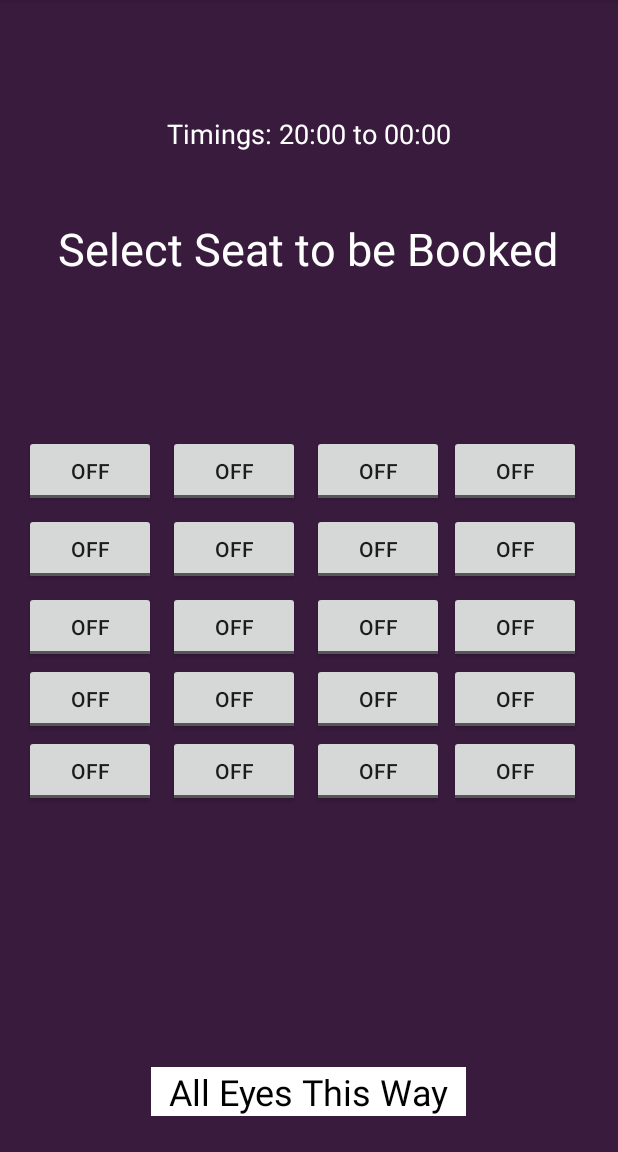
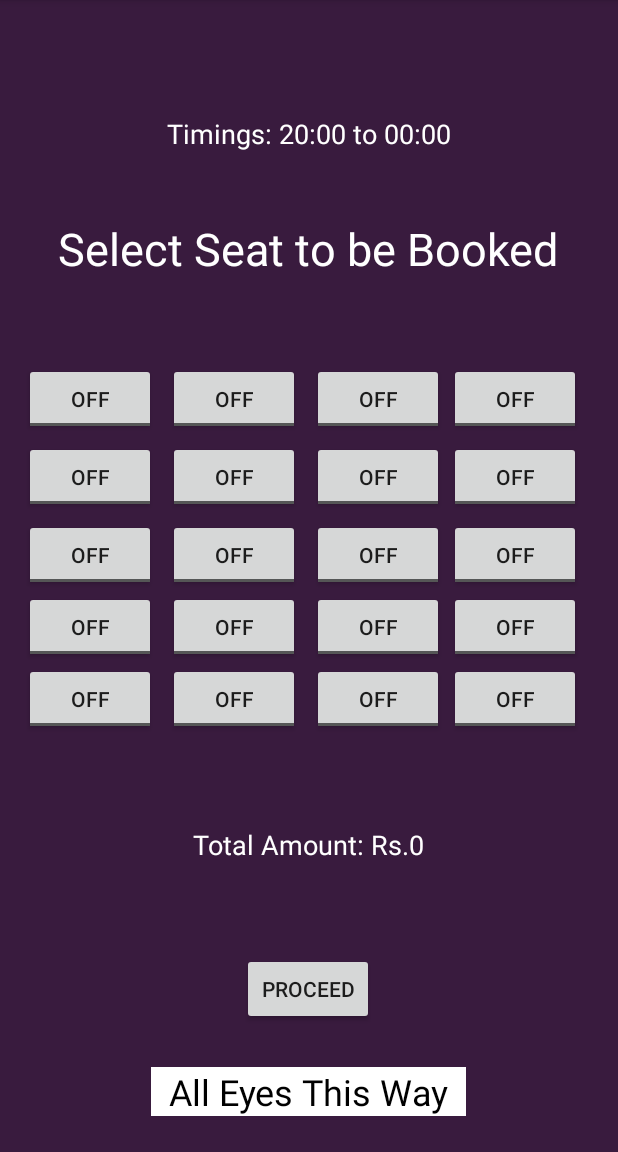
Before and after one commit to namitgpta/cinema-booking-system, an Android app: the Seat_selection screen opened directly, with no data from a screen before it, on a phone screen of 412 x 824 dp, the part 84-1236 px from its top. Run offline under Robolectric (Android 15) with nearby library versions, the phone set to English and light mode, and no system bars; Roboto replaces fonts that are not available here; 2 statements that could not run were skipped.

Commit message:
cinema dbms 29 Oct 2020_2

```diff
--- a/app/src/main/AndroidManifest.xml
+++ b/app/src/main/AndroidManifest.xml
@@ -12,7 +12,8 @@
         android:roundIcon="@drawable/cinema_ico_round"
         android:supportsRtl="true"
         android:theme="@style/AppTheme">
-        <activity android:name=".Seat_selection"></activity>
+        <activity android:name=".decide_snacks"></activity>
+        <activity android:name=".Seat_selection" />
         <activity android:name=".book" />
         <activity android:name=".InsideBody" />
         <activity android:name=".LogIn" />
--- a/app/src/main/java/com/namit/cinemabookingsystem/Seat_selection.java
+++ b/app/src/main/java/com/namit/cinemabookingsystem/Seat_selection.java
@@ -1,8 +1,11 @@
 package com.namit.cinemabookingsystem;
 
+import android.content.Intent;
 import android.database.Cursor;
 import android.database.sqlite.SQLiteDatabase;
 import android.os.Bundle;
+import android.view.View;
+import android.widget.Button;
 import android.widget.TextView;
 
 import androidx.appcompat.app.AppCompatActivity;
@@ -11,8 +14,9 @@ public class Seat_selection extends AppCompatActivity {
     public int screening_id;
     public SQLiteDatabase myDb;
     public Cursor c2;
-    private TextView seatSelection_heading;
-
+    private TextView seatSelection_heading, total_amount, seatSelection_timings;
+    private Button proceed;
+    public int amount=0;
 
     @Override
     protected void onCreate(Bundle savedInstanceState) {
@@ -25,7 +29,12 @@ public class Seat_selection extends AppCompatActivity {
         String heading_text=c2.getString(5)+": "+c2.getString(6);
         seatSelection_heading.setText(heading_text);
 
-
+        proceed=findViewById(R.id.proceed_seat_selection);
+        total_amount=findViewById(R.id.amount_seat_selection);
+        seatSelection_timings=findViewById(R.id.timings_seat_selection);
+        amount=c2.getInt(7);
+        String amount_str="Total Amount: Rs."+amount;
+        total_amount.setText(amount_str);
 
 
 
@@ -42,10 +51,16 @@ public class Seat_selection extends AppCompatActivity {
                 screening_id=Integer.parseInt(id_str);
             }
         }
-        c2=myDb.rawQuery("select room_id, start_time, film_id, seats_full, r.total_seats, r.name, f.full_name from screenings \n" +
+        c2=myDb.rawQuery("select room_id, start_time, film_id, seats_full, r.total_seats, r.name, f.full_name, ma.price from screenings \n" +
                 "join rooms r on screenings._id = r._id\n" +
                 "join films f on f._id = screenings.film_id\n" +
-                "where screenings._id=?;", new String[]{String.valueOf(screening_id)});
+                "join movies_ads ma on screenings._id = ma.screening_id where screenings._id=?;", new String[]{String.valueOf(screening_id)});
+    }
+
+    public void seat_to_decideSnacks_intent_change(View view) {
+        Intent intent=new Intent(Seat_selection.this, decide_snacks.class);
+        intent.putExtra("total_amount", amount);
+        startActivity(intent);
     }
 
     @Override
--- a/app/src/main/res/layout/activity_seat_selection.xml
+++ b/app/src/main/res/layout/activity_seat_selection.xml
@@ -6,170 +6,6 @@
     android:layout_height="match_parent"
     android:background="@color/back_temp"
     tools:context=".Seat_selection">
-
-    <ToggleButton
-        android:id="@+id/toggleButton20"
-        android:layout_width="wrap_content"
-        android:layout_height="wrap_content"
-        android:layout_marginTop="304dp"
-        android:text="ToggleButton"
-        app:layout_constraintEnd_toEndOf="parent"
-        app:layout_constraintHorizontal_bias="0.111"
-        app:layout_constraintStart_toEndOf="@+id/toggleButton3"
-        app:layout_constraintTop_toBottomOf="@+id/select_seat" />
-
-    <ToggleButton
-        android:id="@+id/toggleButton18"
-        android:layout_width="wrap_content"
-        android:layout_height="wrap_content"
-        android:layout_marginStart="8dp"
-        android:layout_marginTop="304dp"
-        android:text="ToggleButton"
-        app:layout_constraintStart_toEndOf="@+id/toggleButton1"
-        app:layout_constraintTop_toBottomOf="@+id/select_seat" />
-
-    <ToggleButton
-        android:id="@+id/toggleButton19"
-        android:layout_width="wrap_content"
-        android:layout_height="wrap_content"
-        android:layout_marginStart="8dp"
-        android:layout_marginTop="304dp"
-        android:text="ToggleButton"
-        app:layout_constraintStart_toEndOf="@+id/toggleButton"
-        app:layout_constraintTop_toBottomOf="@+id/select_seat" />
-
-    <ToggleButton
-        android:id="@+id/toggleButton17"
-        android:layout_width="wrap_content"
-        android:layout_height="wrap_content"
-        android:layout_marginStart="16dp"
-        android:layout_marginTop="304dp"
-        android:text="@string/togglebutton"
-        app:layout_constraintStart_toStartOf="parent"
-        app:layout_constraintTop_toBottomOf="@+id/select_seat" />
-
-    <ToggleButton
-        android:id="@+id/toggleButton16"
-        android:layout_width="wrap_content"
-        android:layout_height="wrap_content"
-        android:layout_marginTop="256dp"
-        android:text="ToggleButton"
-        app:layout_constraintEnd_toEndOf="parent"
-        app:layout_constraintHorizontal_bias="0.111"
-        app:layout_constraintStart_toEndOf="@+id/toggleButton3"
-        app:layout_constraintTop_toBottomOf="@+id/select_seat" />
-
-    <ToggleButton
-        android:id="@+id/toggleButton13"
-        android:layout_width="wrap_content"
-        android:layout_height="wrap_content"
-        android:layout_marginStart="16dp"
-        android:layout_marginTop="256dp"
-        android:text="@string/togglebutton"
-        app:layout_constraintStart_toStartOf="parent"
-        app:layout_constraintTop_toBottomOf="@+id/select_seat" />
-
-    <ToggleButton
-        android:id="@+id/toggleButton14"
-        android:layout_width="wrap_content"
-        android:layout_height="wrap_content"
-        android:layout_marginStart="8dp"
-        android:layout_marginTop="256dp"
-        android:text="ToggleButton"
-        app:layout_constraintStart_toEndOf="@+id/toggleButton1"
-        app:layout_constraintTop_toBottomOf="@+id/select_seat" />
-
-    <ToggleButton
-        android:id="@+id/toggleButton15"
-        android:layout_width="wrap_content"
-        android:layout_height="wrap_content"
-        android:layout_marginStart="8dp"
-        android:layout_marginTop="256dp"
-        android:text="ToggleButton"
-        app:layout_constraintStart_toEndOf="@+id/toggleButton"
-        app:layout_constraintTop_toBottomOf="@+id/select_seat" />
-
-    <ToggleButton
-        android:id="@+id/toggleButton9"
-        android:layout_width="wrap_content"
-        android:layout_height="wrap_content"
-        android:layout_marginStart="16dp"
-        android:layout_marginTop="208dp"
-        android:text="@string/togglebutton"
-        app:layout_constraintStart_toStartOf="parent"
-        app:layout_constraintTop_toBottomOf="@+id/select_seat" />
-
-    <ToggleButton
-        android:id="@+id/toggleButton11"
-        android:layout_width="wrap_content"
-        android:layout_height="wrap_content"
-        android:layout_marginStart="8dp"
-        android:layout_marginTop="208dp"
-        android:text="ToggleButton"
-        app:layout_constraintStart_toEndOf="@+id/toggleButton"
-        app:layout_constraintTop_toBottomOf="@+id/select_seat" />
-
-    <ToggleButton
-        android:id="@+id/toggleButton12"
-        android:layout_width="wrap_content"
-        android:layout_height="wrap_content"
-        android:layout_marginTop="208dp"
-        android:text="ToggleButton"
-        app:layout_constraintEnd_toEndOf="parent"
-        app:layout_constraintHorizontal_bias="0.111"
-        app:layout_constraintStart_toEndOf="@+id/toggleButton3"
-        app:layout_constraintTop_toBottomOf="@+id/select_seat" />
-
-    <ToggleButton
-        android:id="@+id/toggleButton10"
-        android:layout_width="wrap_content"
-        android:layout_height="wrap_content"
-        android:layout_marginStart="8dp"
-        android:layout_marginTop="208dp"
-        android:text="ToggleButton"
-        app:layout_constraintStart_toEndOf="@+id/toggleButton1"
-        app:layout_constraintTop_toBottomOf="@+id/select_seat" />
-
-    <ToggleButton
-        android:id="@+id/toggleButton5"
-        android:layout_width="wrap_content"
-        android:layout_height="wrap_content"
-        android:layout_marginStart="16dp"
-        android:layout_marginTop="156dp"
-        android:text="@string/togglebutton"
-        app:layout_constraintStart_toStartOf="parent"
-        app:layout_constraintTop_toBottomOf="@+id/select_seat" />
-
-    <ToggleButton
-        android:id="@+id/toggleButton6"
-        android:layout_width="wrap_content"
-        android:layout_height="wrap_content"
-        android:layout_marginStart="8dp"
-        android:layout_marginTop="156dp"
-        android:text="ToggleButton"
-        app:layout_constraintStart_toEndOf="@+id/toggleButton1"
-        app:layout_constraintTop_toBottomOf="@+id/select_seat" />
-
-    <ToggleButton
-        android:id="@+id/toggleButton8"
-        android:layout_width="wrap_content"
-        android:layout_height="wrap_content"
-        android:layout_marginTop="156dp"
-        android:text="ToggleButton"
-        app:layout_constraintEnd_toEndOf="parent"
-        app:layout_constraintHorizontal_bias="0.111"
-        app:layout_constraintStart_toEndOf="@+id/toggleButton3"
-        app:layout_constraintTop_toBottomOf="@+id/select_seat" />
-
-    <ToggleButton
-        android:id="@+id/toggleButton7"
-        android:layout_width="wrap_content"
-        android:layout_height="wrap_content"
-        android:layout_marginStart="8dp"
-        android:layout_marginTop="156dp"
-        android:text="ToggleButton"
-        app:layout_constraintStart_toEndOf="@+id/toggleButton"
-        app:layout_constraintTop_toBottomOf="@+id/select_seat" />
 
     <TextView
         android:id="@+id/seat_selection_heading"
@@ -216,19 +52,112 @@
         android:layout_width="wrap_content"
         android:layout_height="wrap_content"
         android:layout_marginStart="16dp"
-        android:layout_marginTop="104dp"
+        android:layout_marginTop="56dp"
         android:text="@string/togglebutton"
         app:layout_constraintStart_toStartOf="parent"
         app:layout_constraintTop_toBottomOf="@+id/select_seat" />
 
     <ToggleButton
-        android:id="@+id/toggleButton"
+        android:id="@+id/toggleButton16"
+        android:layout_width="wrap_content"
+        android:layout_height="wrap_content"
+        android:layout_marginTop="208dp"
+        android:text="ToggleButton"
+        app:layout_constraintEnd_toEndOf="parent"
+        app:layout_constraintHorizontal_bias="0.111"
+        app:layout_constraintStart_toEndOf="@+id/toggleButton3"
+        app:layout_constraintTop_toBottomOf="@+id/select_seat" />
+
+    <ToggleButton
+        android:id="@+id/toggleButton8"
+        android:layout_width="wrap_content"
+        android:layout_height="wrap_content"
+        android:layout_marginTop="108dp"
+        android:text="ToggleButton"
+        app:layout_constraintEnd_toEndOf="parent"
+        app:layout_constraintHorizontal_bias="0.111"
+        app:layout_constraintStart_toEndOf="@+id/toggleButton3"
+        app:layout_constraintTop_toBottomOf="@+id/select_seat" />
+
+    <ToggleButton
+        android:id="@+id/toggleButton20"
+        android:layout_width="wrap_content"
+        android:layout_height="wrap_content"
+        android:layout_marginTop="256dp"
+        android:text="ToggleButton"
+        app:layout_constraintEnd_toEndOf="parent"
+        app:layout_constraintHorizontal_bias="0.111"
+        app:layout_constraintStart_toEndOf="@+id/toggleButton3"
+        app:layout_constraintTop_toBottomOf="@+id/select_seat" />
+
+    <ToggleButton
+        android:id="@+id/toggleButton5"
+        android:layout_width="wrap_content"
+        android:layout_height="wrap_content"
+        android:layout_marginStart="16dp"
+        android:layout_marginTop="108dp"
+        android:text="@string/togglebutton"
+        app:layout_constraintStart_toStartOf="parent"
+        app:layout_constraintTop_toBottomOf="@+id/select_seat" />
+
+    <ToggleButton
+        android:id="@+id/toggleButton18"
         android:layout_width="wrap_content"
         android:layout_height="wrap_content"
         android:layout_marginStart="8dp"
-        android:layout_marginTop="104dp"
+        android:layout_marginTop="256dp"
         android:text="ToggleButton"
         app:layout_constraintStart_toEndOf="@+id/toggleButton1"
+        app:layout_constraintTop_toBottomOf="@+id/select_seat" />
+
+    <ToggleButton
+        android:id="@+id/toggleButton10"
+        android:layout_width="wrap_content"
+        android:layout_height="wrap_content"
+        android:layout_marginStart="8dp"
+        android:layout_marginTop="160dp"
+        android:text="ToggleButton"
+        app:layout_constraintStart_toEndOf="@+id/toggleButton1"
+        app:layout_constraintTop_toBottomOf="@+id/select_seat" />
+
+    <ToggleButton
+        android:id="@+id/toggleButton15"
+        android:layout_width="wrap_content"
+        android:layout_height="wrap_content"
+        android:layout_marginStart="8dp"
+        android:layout_marginTop="208dp"
+        android:text="ToggleButton"
+        app:layout_constraintStart_toEndOf="@+id/toggleButton"
+        app:layout_constraintTop_toBottomOf="@+id/select_seat" />
+
+    <ToggleButton
+        android:id="@+id/toggleButton7"
+        android:layout_width="wrap_content"
+        android:layout_height="wrap_content"
+        android:layout_marginStart="8dp"
+        android:layout_marginTop="108dp"
+        android:text="ToggleButton"
+        app:layout_constraintStart_toEndOf="@+id/toggleButton"
+        app:layout_constraintTop_toBottomOf="@+id/select_seat" />
+
+    <ToggleButton
+        android:id="@+id/toggleButton13"
+        android:layout_width="wrap_content"
+        android:layout_height="wrap_content"
+        android:layout_marginStart="16dp"
+        android:layout_marginTop="208dp"
+        android:text="@string/togglebutton"
+        app:layout_constraintStart_toStartOf="parent"
+        app:layout_constraintTop_toBottomOf="@+id/select_seat" />
+
+    <ToggleButton
+        android:id="@+id/toggleButton11"
+        android:layout_width="wrap_content"
+        android:layout_height="wrap_content"
+        android:layout_marginStart="8dp"
+        android:layout_marginTop="160dp"
+        android:text="ToggleButton"
+        app:layout_constraintStart_toEndOf="@+id/toggleButton"
         app:layout_constraintTop_toBottomOf="@+id/select_seat" />
 
     <ToggleButton
@@ -236,7 +165,7 @@
         android:layout_width="wrap_content"
         android:layout_height="wrap_content"
         android:layout_marginStart="8dp"
-        android:layout_marginTop="104dp"
+        android:layout_marginTop="56dp"
         android:text="ToggleButton"
         app:layout_constraintStart_toEndOf="@+id/toggleButton"
         app:layout_constraintTop_toBottomOf="@+id/select_seat" />
@@ -245,11 +174,82 @@
         android:id="@+id/toggleButton4"
         android:layout_width="wrap_content"
         android:layout_height="wrap_content"
-        android:layout_marginTop="104dp"
+        android:layout_marginTop="56dp"
         android:text="ToggleButton"
         app:layout_constraintEnd_toEndOf="parent"
         app:layout_constraintHorizontal_bias="0.111"
         app:layout_constraintStart_toEndOf="@+id/toggleButton3"
+        app:layout_constraintTop_toBottomOf="@+id/select_seat" />
+
+    <ToggleButton
+        android:id="@+id/toggleButton14"
+        android:layout_width="wrap_content"
+        android:layout_height="wrap_content"
+        android:layout_marginStart="8dp"
+        android:layout_marginTop="208dp"
+        android:text="ToggleButton"
+        app:layout_constraintStart_toEndOf="@+id/toggleButton1"
+        app:layout_constraintTop_toBottomOf="@+id/select_seat" />
+
+    <ToggleButton
+        android:id="@+id/toggleButton17"
+        android:layout_width="wrap_content"
+        android:layout_height="wrap_content"
+        android:layout_marginStart="16dp"
+        android:layout_marginTop="256dp"
+        android:text="@string/togglebutton"
+        app:layout_constraintStart_toStartOf="parent"
+        app:layout_constraintTop_toBottomOf="@+id/select_seat" />
+
+    <ToggleButton
+        android:id="@+id/toggleButton12"
+        android:layout_width="wrap_content"
+        android:layout_height="wrap_content"
+        android:layout_marginTop="160dp"
+        android:text="ToggleButton"
+        app:layout_constraintEnd_toEndOf="parent"
+        app:layout_constraintHorizontal_bias="0.111"
+        app:layout_constraintStart_toEndOf="@+id/toggleButton3"
+        app:layout_constraintTop_toBottomOf="@+id/select_seat" />
+
+    <ToggleButton
+        android:id="@+id/toggleButton9"
+        android:layout_width="wrap_content"
+        android:layout_height="wrap_content"
+        android:layout_marginStart="16dp"
+        android:layout_marginTop="160dp"
+        android:text="@string/togglebutton"
+        app:layout_constraintStart_toStartOf="parent"
+        app:layout_constraintTop_toBottomOf="@+id/select_seat" />
+
+    <ToggleButton
+        android:id="@+id/toggleButton19"
+        android:layout_width="wrap_content"
+        android:layout_height="wrap_content"
+        android:layout_marginStart="8dp"
+        android:layout_marginTop="256dp"
+        android:text="ToggleButton"
+        app:layout_constraintStart_toEndOf="@+id/toggleButton"
+        app:layout_constraintTop_toBottomOf="@+id/select_seat" />
+
+    <ToggleButton
+        android:id="@+id/toggleButton6"
+        android:layout_width="wrap_content"
+        android:layout_height="wrap_content"
+        android:layout_marginStart="8dp"
+        android:layout_marginTop="108dp"
+        android:text="ToggleButton"
+        app:layout_constraintStart_toEndOf="@+id/toggleButton1"
+        app:layout_constraintTop_toBottomOf="@+id/select_seat" />
+
+    <ToggleButton
+        android:id="@+id/toggleButton"
+        android:layout_width="wrap_content"
+        android:layout_height="wrap_content"
+        android:layout_marginStart="8dp"
+        android:layout_marginTop="56dp"
+        android:text="ToggleButton"
+        app:layout_constraintStart_toEndOf="@+id/toggleButton1"
         app:layout_constraintTop_toBottomOf="@+id/select_seat" />
 
     <TextView
@@ -267,4 +267,29 @@
         app:layout_constraintHorizontal_bias="0.498"
         app:layout_constraintStart_toStartOf="parent" />
 
+    <Button
+        android:id="@+id/proceed_seat_selection"
+        android:layout_width="wrap_content"
+        android:layout_height="wrap_content"
+        android:layout_marginBottom="28dp"
+        android:text="@string/proceed"
+        app:layout_constraintBottom_toTopOf="@+id/textView"
+        app:layout_constraintEnd_toEndOf="parent"
+        app:layout_constraintHorizontal_bias="0.498"
+        app:layout_constraintStart_toStartOf="parent"
+        android:onClick="seat_to_decideSnacks_intent_change"/>
+
+    <TextView
+        android:id="@+id/amount_seat_selection"
+        android:layout_width="wrap_content"
+        android:layout_height="wrap_content"
+        android:layout_marginBottom="60dp"
+        android:text="@string/total_amount_rs_300"
+        android:textColor="#FFFFFF"
+        android:textSize="18sp"
+        app:layout_constraintBottom_toTopOf="@+id/proceed_seat_selection"
+        app:layout_constraintEnd_toEndOf="parent"
+        app:layout_constraintHorizontal_bias="0.498"
+        app:layout_constraintStart_toStartOf="parent" />
+
 </androidx.constraintlayout.widget.ConstraintLayout>
--- a/app/src/main/res/values/strings.xml
+++ b/app/src/main/res/values/strings.xml
@@ -44,4 +44,9 @@
     <string name="select_seat_to_be_booked">Select Seat to be Booked</string>
     <string name="togglebutton">ToggleButton</string>
     <string name="all_eyes_this_way">All Eyes This Way</string>
+    <string name="total_amount_rs_300">Total Amount: Rs.300</string>
+    <string name="proceed">Proceed</string>
+    <string name="do_you_want_to_add_some_snacks_beverages">Do you want to add some Snacks/Beverages??</string>
+    <string name="no">no</string>
+    <string name="yes">yes</string>
 </resources>
```
Also changed, not shown: app/src/main/java/com/namit/cinemabookingsystem/decide_snacks.java (added, +35 -0 lines), app/src/main/res/layout/activity_decide_snacks.xml (added, +56 -0 lines).
